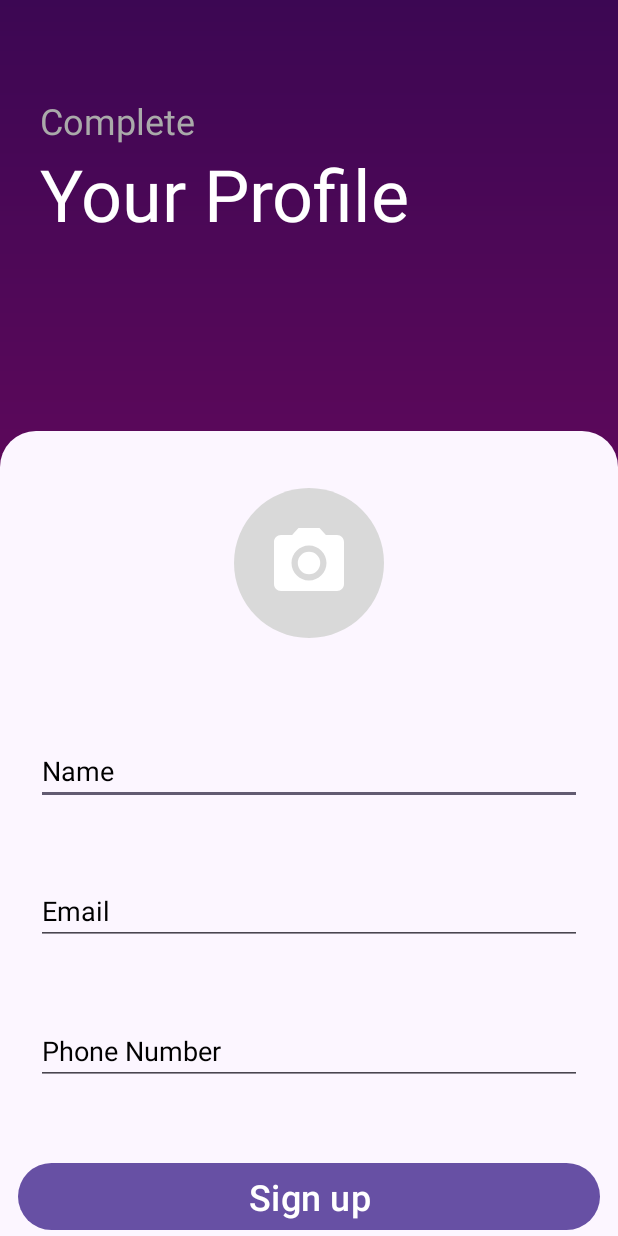
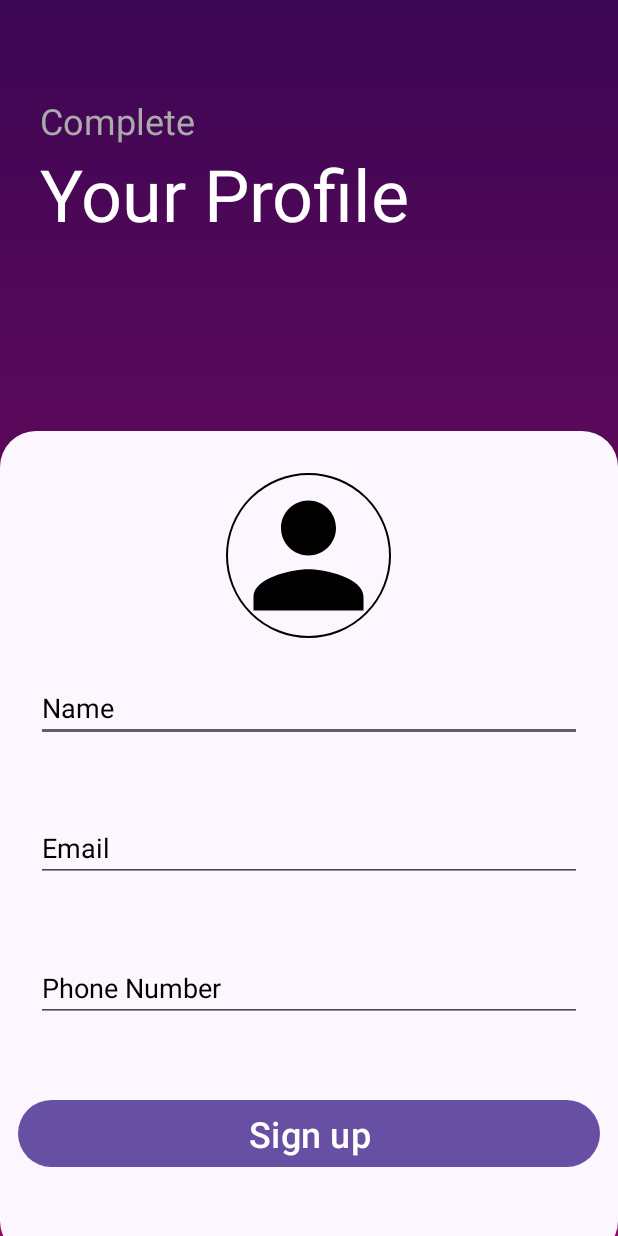
Before and after one commit to CMPUT301F24helios/Aethon-Events, an Android app: the screen it shows after launch (SignUpActivity), on a phone screen of 412 x 824 dp. Run offline under Robolectric (Android 15) with nearby library versions, the phone set to English and light mode, and no system bars; our stand-ins replace CircleImageView, Firebase (no records; nobody signed in at launch, a user with empty details on screens opened directly); pictures from the network do not load.

Commit message:
Registration and Slight mainActivity change

```diff
--- a/app/src/main/res/layout/user_signup.xml
+++ b/app/src/main/res/layout/user_signup.xml
@@ -61,18 +61,18 @@
             app:layout_constraintTop_toBottomOf="@+id/linearLayout11">
 
             <!-- Name Input -->
-            <ImageView
-                android:id="@+id/profile_image"
-                android:layout_width="120dp"
-                android:layout_height="120dp"
+            <de.hdodenhof.circleimageview.CircleImageView
+                android:id="@+id/profileImage"
+                android:layout_width="110dp"
+                android:layout_height="110dp"
+                android:layout_centerInParent="true"
+                android:layout_marginStart="9dp"
                 android:layout_marginTop="28dp"
-                android:layout_marginBottom="32dp"
-                android:background="@drawable/baseline_circle_24"
-                android:backgroundTint="#D9D9D9"
+                android:layout_marginEnd="9dp"
                 android:clickable="true"
-                android:focusable="true"
-                android:padding="32dp"
-                android:src="@drawable/baseline_camera_alt_24" />
+                android:src="@drawable/baseline_person_24"
+                app:civ_border_color="#000000"
+                app:civ_border_width="1dp" />
 
             <EditText
                 android:id="@+id/edit_name"
```
Also changed, not shown: app/src/main/java/com/example/aethoneventsapp/MainActivity.java (+5 -2 lines), app/src/main/java/com/example/aethoneventsapp/SignUpActivity.java (+85 -8 lines).
